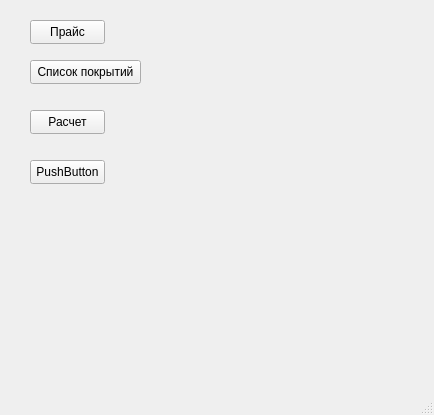
This is main_window.ui in onel6un/asphprod as Qt 5 draws it before an edit. The edited form follows.
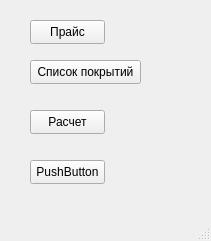
This is the edited form.

```diff
--- a/main_window.ui
+++ b/main_window.ui
@@ -6,8 +6,8 @@
    <rect>
     <x>0</x>
     <y>0</y>
-    <width>434</width>
-    <height>415</height>
+    <width>211</width>
+    <height>241</height>
    </rect>
   </property>
   <property name="windowTitle">
```
Left out of the diff: 2 changed lines with no effect on the pictures.
